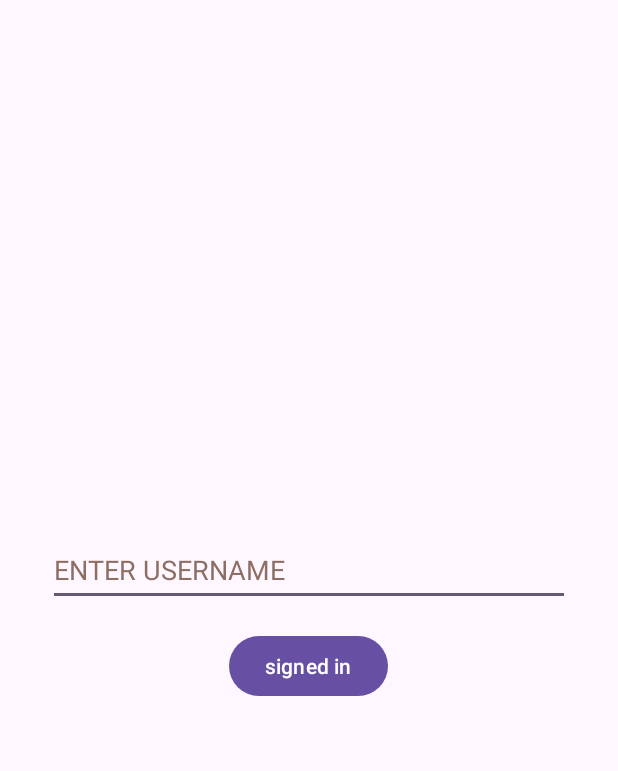
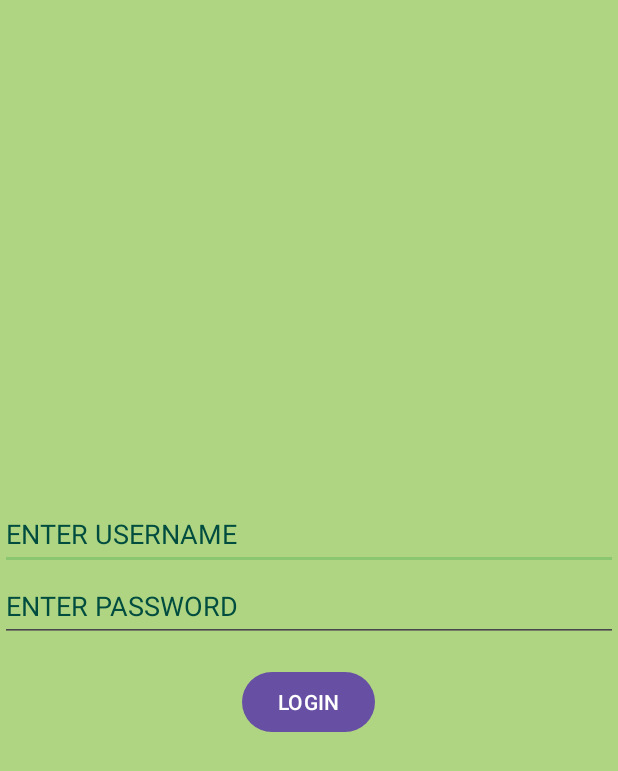
Before and after one commit to jacqueline294/Kotlin_Lab, an Android app: the SignInActivity screen opened directly, with no data from a screen before it, on a phone screen of 412 x 824 dp. Shown: the top 771 px of the screen. Run offline under Robolectric (Android 15) with nearby library versions, the phone set to English and light mode, and no system bars.

Commit message:
new commit

```diff
--- a/app/src/main/res/layout/activity_sign_in.xml
+++ b/app/src/main/res/layout/activity_sign_in.xml
@@ -4,32 +4,47 @@
     xmlns:tools="http://schemas.android.com/tools"
     android:layout_width="match_parent"
     android:layout_height="match_parent"
+    android:background="#708BC34A"
     tools:context=".SignInActivity">
 
     <LinearLayout
         android:layout_width="match_parent"
         android:layout_height="match_parent"
-        android:orientation="vertical"
-        android:gravity="center">
+        android:background="#708BC34A"
+        android:gravity="center"
+        android:orientation="vertical">
+
 
         <EditText
             android:id="@+id/username_edit_text"
             android:layout_width="match_parent"
             android:layout_height="wrap_content"
-            android:layout_marginStart="32dp"
-            android:layout_marginEnd="32dp"
-            android:autofillHints=""
+            android:backgroundTint="#5E4CAF50"
             android:hint="@string/enter_username"
             android:inputType="text"
             android:minHeight="48dp"
-            android:textColorHint="#8D6E63" />
+            android:textColorHint="#004D40"
+            android:autofillHints="" />
+
+        <EditText
+            android:id="@+id/editTextTextPassword"
+            android:layout_width="match_parent"
+            android:layout_height="wrap_content"
+            android:autofillHints="password"
+            android:ems="10"
+            android:hint="@string/password"
+            android:inputType="textPassword"
+            android:minHeight="48dp"
+            android:textColor="#2B5F2D"
+            android:textColorHint="#004D40" />
 
         <Button
             android:id="@+id/sign_in_button"
             android:layout_width="wrap_content"
             android:layout_height="wrap_content"
-            android:text="@string/Sign_in_button"
-            android:layout_marginTop="16dp"/>
+            android:layout_marginTop="16dp"
+            android:text="@string/Sign_in_button" />
+
 
     </LinearLayout>
 
--- a/app/src/main/res/values/strings.xml
+++ b/app/src/main/res/values/strings.xml
@@ -5,7 +5,14 @@
     <string name="sign_in">SIGN IN</string>
     <string name="about">ABOUT</string>
     <string name="enter_username">ENTER USERNAME</string>
+    <string name="password">ENTER PASSWORD</string>
     <string name="back">Back</string>
-    <string name="todo">TODO</string>
-    <string name="Sign_in_button">signed in</string>
+    <string name="Sign_in_button">LOGIN</string>
+    <string name="welcome_message">WELCOME TO SAFARI INDOOR PLAYGROUND</string>
+    <string name="welcome_page">welcome page</string>
+    <string name="Logo">logo</string>
+    <string name="pagelogo">page logo</string>
+    <string name="book">book button</string>
+    <string name="about_description">An indoor Family Fun Center with a restaurant guaranteed to change your mind about food at indoor play areas. Our Family Fun Center serves nothing but the best and highest quality from our pizza to our burgers (Angus Beef) to our wings to our famous cheese bread and to the freshest salad bar around. Don’t forget about our Dippin’ Dots for an after meal dessert or a summer dessert with the family.</string>
+
 </resources>
```
Also changed, not shown: app/src/main/res/layout/activity_about.xml (+15 -10 lines), app/src/main/res/layout/activity_logged_in.xml (+7 -6 lines), app/src/main/res/layout/activity_main.xml (+36 -11 lines), app/src/main/res/drawable/about.png (added), app/src/main/res/drawable/safari.png (added).
